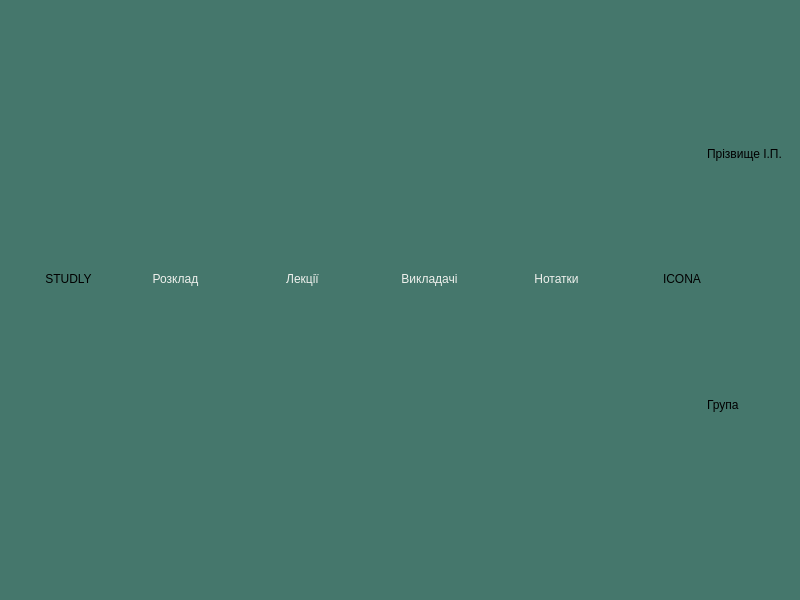
Before: the Qt Designer form studly/mainwindowteacher.ui in MykytaKa/MVP_Studly_Product, drawn with Qt 5.
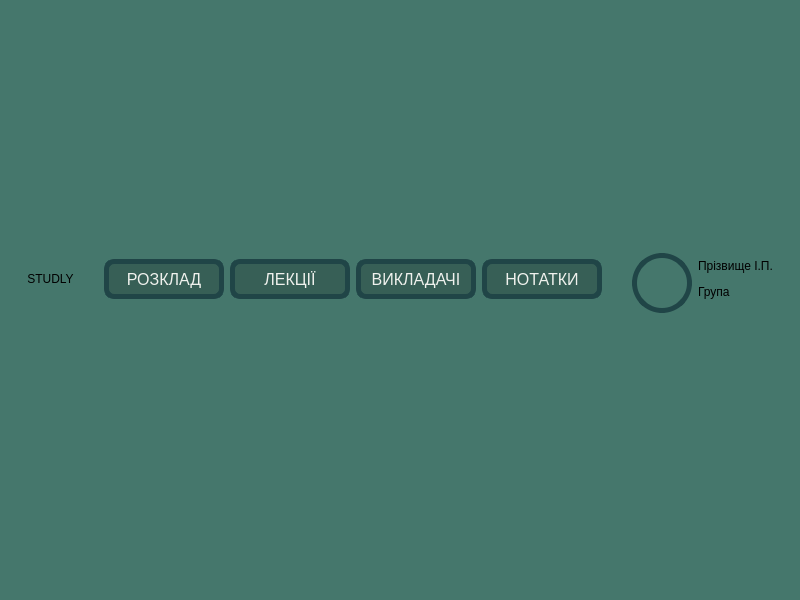
After: the same form once the commit is applied.

What changed in the file:
```diff
--- a/studly/mainwindowteacher.ui
+++ b/studly/mainwindowteacher.ui
@@ -47,6 +47,25 @@
      <widget class="QWidget" name="menuWidget" native="true">
       <layout class="QVBoxLayout" name="verticalLayout">
        <item>
+        <widget class="QWidget" name="buttonsMenuWidget" native="true">
+         <property name="sizePolicy">
+          <sizepolicy hsizetype="Expanding" vsizetype="Fixed">
+           <horstretch>0</horstretch>
+           <verstretch>0</verstretch>
+          </sizepolicy>
+         </property>
+         <property name="minimumSize">
+          <size>
+           <width>0</width>
+           <height>70</height>
+          </size>
+         </property>
+         <property name="maximumSize">
+          <size>
+           <width>16777215</width>
+           <height>70</height>
+          </size>
+         </property>
         <layout class="QHBoxLayout" name="buttonsMenu">
          <item>
           <widget class="QLabel" name="logoLabel">
@@ -58,15 +77,51 @@
            </property>
           </widget>
          </item>
+          <item>
+           <spacer name="horizontalSpacer_5">
+            <property name="orientation">
+             <enum>Qt::Horizontal</enum>
+            </property>
+            <property name="sizeType">
+             <enum>QSizePolicy::Preferred</enum>
+            </property>
+            <property name="sizeHint" stdset="0">
+             <size>
+              <width>110</width>
+              <height>20</height>
+             </size>
+            </property>
+           </spacer>
+          </item>
          <item>
           <widget class="QPushButton" name="scheduleButton">
+            <property name="minimumSize">
+             <size>
+              <width>120</width>
+              <height>40</height>
+             </size>
+            </property>
+            <property name="maximumSize">
+             <size>
+              <width>500</width>
+              <height>40</height>
+             </size>
+            </property>
+            <property name="font">
+             <font>
+              <pointsize>12</pointsize>
+             </font>
+            </property>
            <property name="styleSheet">
             <string notr="true">border-style: solid;
-        border-width: 0px;
-        color: rgb(239, 241, 237);</string>
+border-color: rgb(32, 69, 71);
+border-width: 5px;
+border-radius: 10px;
+background-color: rgb(55, 95, 86);
+color: rgb(239, 241, 237);</string>
            </property>
            <property name="text">
-            <string>Розклад</string>
+             <string>РОЗКЛАД</string>
            </property>
           </widget>
          </item>
@@ -76,7 +131,7 @@
             <enum>Qt::Horizontal</enum>
            </property>
            <property name="sizeType">
-            <enum>QSizePolicy::Maximum</enum>
+             <enum>QSizePolicy::Preferred</enum>
            </property>
            <property name="sizeHint" stdset="0">
             <size>
@@ -88,13 +143,33 @@
          </item>
          <item>
           <widget class="QPushButton" name="lecturesButton">
+            <property name="minimumSize">
+             <size>
+              <width>120</width>
+              <height>40</height>
+             </size>
+            </property>
+            <property name="maximumSize">
+             <size>
+              <width>500</width>
+              <height>40</height>
+             </size>
+            </property>
+            <property name="font">
+             <font>
+              <pointsize>12</pointsize>
+             </font>
+            </property>
            <property name="styleSheet">
             <string notr="true">border-style: solid;
-border-width: 0px;
+border-color: rgb(32, 69, 71);
+border-width: 5px;
+border-radius: 10px;
+background-color: rgb(55, 95, 86);
 color: rgb(239, 241, 237);</string>
            </property>
            <property name="text">
-            <string>Лекції</string>
+             <string>ЛЕКЦІЇ</string>
            </property>
           </widget>
          </item>
@@ -104,7 +179,7 @@
             <enum>Qt::Horizontal</enum>
            </property>
            <property name="sizeType">
-            <enum>QSizePolicy::Maximum</enum>
+             <enum>QSizePolicy::Preferred</enum>
            </property>
            <property name="sizeHint" stdset="0">
             <size>
@@ -116,13 +191,33 @@
          </item>
          <item>
           <widget class="QPushButton" name="teachersButton">
+            <property name="minimumSize">
+             <size>
+              <width>120</width>
+              <height>40</height>
+             </size>
+            </property>
+            <property name="maximumSize">
+             <size>
+              <width>500</width>
+              <height>40</height>
+             </size>
+            </property>
+            <property name="font">
+             <font>
+              <pointsize>12</pointsize>
+             </font>
+            </property>
            <property name="styleSheet">
             <string notr="true">border-style: solid;
-border-width: 0px;
+border-color: rgb(32, 69, 71);
+border-width: 5px;
+border-radius: 10px;
+background-color: rgb(55, 95, 86);
 color: rgb(239, 241, 237);</string>
            </property>
            <property name="text">
-            <string>Викладачі</string>
+             <string>ВИКЛАДАЧІ</string>
            </property>
           </widget>
          </item>
@@ -132,7 +227,7 @@
             <enum>Qt::Horizontal</enum>
            </property>
            <property name="sizeType">
-            <enum>QSizePolicy::Maximum</enum>
+             <enum>QSizePolicy::Preferred</enum>
            </property>
            <property name="sizeHint" stdset="0">
             <size>
@@ -144,13 +239,33 @@
          </item>
          <item>
           <widget class="QPushButton" name="notesButton">
+            <property name="minimumSize">
+             <size>
+              <width>120</width>
+              <height>40</height>
+             </size>
+            </property>
+            <property name="maximumSize">
+             <size>
+              <width>500</width>
+              <height>40</height>
+             </size>
+            </property>
+            <property name="font">
+             <font>
+              <pointsize>12</pointsize>
+             </font>
+            </property>
            <property name="styleSheet">
             <string notr="true">border-style: solid;
-border-width: 0px;
+border-color: rgb(32, 69, 71);
+border-width: 5px;
+border-radius: 10px;
+background-color: rgb(55, 95, 86);
 color: rgb(239, 241, 237);</string>
            </property>
            <property name="text">
-            <string>Нотатки</string>
+             <string>НОТАТКИ</string>
            </property>
           </widget>
          </item>
@@ -164,7 +279,7 @@
            </property>
            <property name="sizeHint" stdset="0">
             <size>
-             <width>50</width>
+              <width>110</width>
              <height>20</height>
             </size>
            </property>
@@ -172,6 +287,9 @@
          </item>
          <item>
           <layout class="QGridLayout" name="profileContainer">
+            <property name="horizontalSpacing">
+             <number>6</number>
+            </property>
            <item row="0" column="2">
             <layout class="QVBoxLayout" name="userInfoContainer">
              <property name="spacing">
@@ -195,14 +313,33 @@
            </item>
            <item row="0" column="1">
             <widget class="QLabel" name="userIcon">
+              <property name="minimumSize">
+               <size>
+                <width>60</width>
+                <height>60</height>
+               </size>
+              </property>
+              <property name="maximumSize">
+               <size>
+                <width>60</width>
+                <height>60</height>
+               </size>
+              </property>
+              <property name="styleSheet">
+               <string notr="true">border-style: solid;
+border-width: 5px;
+border-color: rgb(32, 69, 71);
+border-radius: 30%;</string>
+              </property>
              <property name="text">
-              <string>ICONA</string>
+               <string/>
              </property>
             </widget>
            </item>
           </layout>
          </item>
         </layout>
+        </widget>
        </item>
        <item>
         <spacer name="verticalSpacer_2">
```
Left out of the diff: 2 changed lines with no effect on the pictures. Lines whose indentation alone changed are shown as unchanged.
